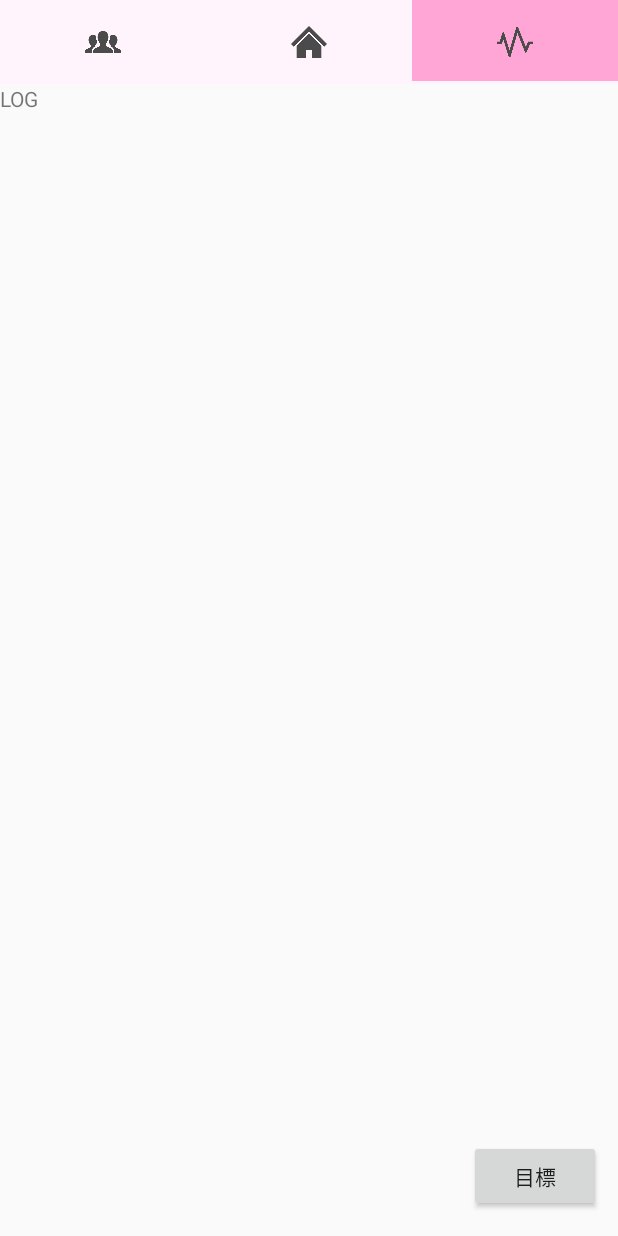
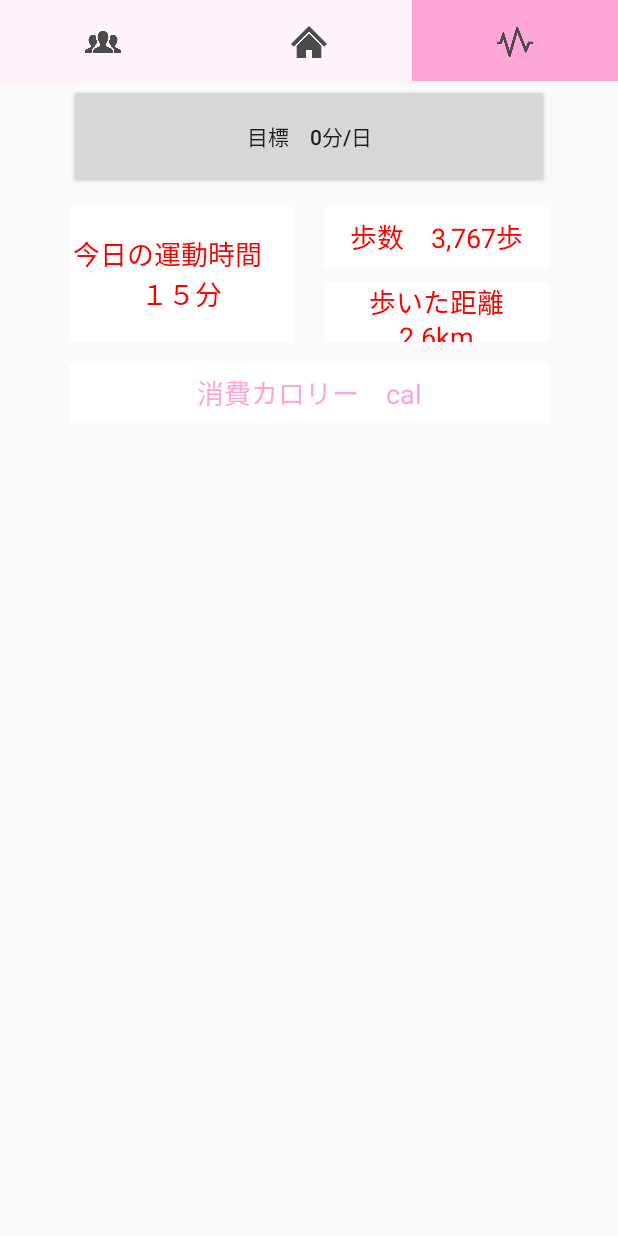
Before and after one commit to NaomiF07/androidAppEx, an Android app: the screen it shows after launch (MainActivity), tab 3 chosen, on a phone screen of 412 x 824 dp. Run offline under Robolectric (Android 15) with nearby library versions, the phone set to English and light mode, and no system bars.

Commit message:
change log

```diff
--- a/app/src/main/AndroidManifest.xml
+++ b/app/src/main/AndroidManifest.xml
@@ -7,7 +7,8 @@
         android:icon="@drawable/team_icon2"
         android:label="@string/app_name"
         android:supportsRtl="true"
-        android:theme="@style/AppTheme">
+        android:theme="@style/AppTheme"
+        android:name="Globals">
         <activity
             android:name=".MainActivity"
             android:label="@string/app_name"
--- /dev/null
+++ b/app/src/main/java/com/example/naomi_funo/myapplication4/Globals.java
@@ -0,0 +1,17 @@
+package com.example.naomi_funo.myapplication4;
+
+/**
+ * Created by moritahitomi on 2016/12/03.
+ */
+
+import android.app.Application;
+
+public class Globals extends Application{
+    //グローバルに使用する変数たち
+    int mokuhyotime;
+
+    //ぜんぶ初期化するメソッド
+    public void GlobalsAllInit() {
+        mokuhyotime    = 0;
+    }
+}
--- a/app/src/main/res/layout/log_tab.xml
+++ b/app/src/main/res/layout/log_tab.xml
@@ -4,21 +4,67 @@
     android:orientation="vertical"
     android:layout_width="match_parent"
     android:layout_height="match_parent">
+
+
     <TextView
-        android:layout_width="wrap_content"
-        android:layout_height="wrap_content"
-        android:text="LOG"/>
+        android:text="今日の運動時間　\n１５分"
+        android:textColor="#FF0000"
+        android:background="#FFFFFF"
+        android:layout_width="150dp"
+        android:id="@+id/textView6"
+        android:textSize="18sp"
+        android:gravity="center"
+        android:layout_marginTop="12dp"
+        android:layout_below="@+id/button"
+        android:layout_alignLeft="@+id/button"
+        android:layout_alignStart="@+id/button"
+        android:layout_height="90dp" />
+
+    <TextView
+        android:text="歩数　3,767歩"
+        android:textColor="#FF0000"
+        android:background="#FFFFFF"
+        android:layout_width="150dp"
+        android:layout_height="40dp"
+        android:id="@+id/textView5"
+        android:textSize="18sp"
+        android:gravity="center"
+        android:layout_alignTop="@+id/textView6"
+        android:layout_alignRight="@+id/button"
+        android:layout_alignEnd="@+id/button" />
+
+    <TextView
+        android:text="歩いた距離　2.6km"
+        android:textColor="#FF0000"
+        android:background="#FFFFFF"
+        android:layout_width="150dp"
+        android:layout_height="40dp"
+        android:id="@+id/textView7"
+        android:textSize="18sp"
+        android:gravity="center"
+        android:layout_alignBottom="@+id/textView6"
+        android:layout_alignLeft="@+id/textView5"
+        android:layout_alignStart="@+id/textView5" />
+
+    <TextView
+        android:text="消費カロリー　cal"
+        android:textColor="@color/tab_background_selected"
+        android:background="#FFFFFF"
+        android:layout_width="320dp"
+        android:layout_height="40dp"
+        android:id="@+id/textView8"
+        android:layout_marginTop="14dp"
+        android:gravity="center_horizontal|center"
+        android:textSize="18sp"
+        android:layout_below="@+id/textView6"
+        android:layout_alignLeft="@+id/textView6"
+        android:layout_alignStart="@+id/textView6" />
 
     <Button
-        android:text="目標"
-        android:layout_width="wrap_content"
-        android:layout_height="wrap_content"
-        android:layout_alignParentBottom="true"
-        android:layout_alignParentRight="true"
-        android:layout_alignParentEnd="true"
-        android:layout_marginRight="11dp"
-        android:layout_marginEnd="11dp"
-        android:layout_marginBottom="16dp"
-        android:id="@+id/button_mokuhyo" />
+        android:layout_width="320dp"
+        android:id="@+id/button"
+        android:layout_height="70dp"
+        android:layout_alignParentTop="true"
+        android:layout_centerHorizontal="true" />
 
 </RelativeLayout>
--- a/app/src/main/res/values/colors.xml
+++ b/app/src/main/res/values/colors.xml
@@ -3,6 +3,6 @@
     <color name="colorPrimary">#009688</color>
     <color name="colorPrimaryDark">#00796B</color>
     <color name="colorAccent">#FFEB3B</color>
-    <color name="tab_background_selected">#FFA6D7</color>
+    <color name="tab_background_selected">#ffa6d7</color>
     <color name="tab_background_unselected">#FFF4FB</color>
 </resources>
```
Also changed, not shown: app/src/main/java/com/example/naomi_funo/myapplication4/LogView.java (+13 -6 lines), app/src/main/java/com/example/naomi_funo/myapplication4/MokuhyoView.java (+21 -0 lines), app/src/main/res/layout/mokuhyo_view.xml (+24 -8 lines).
